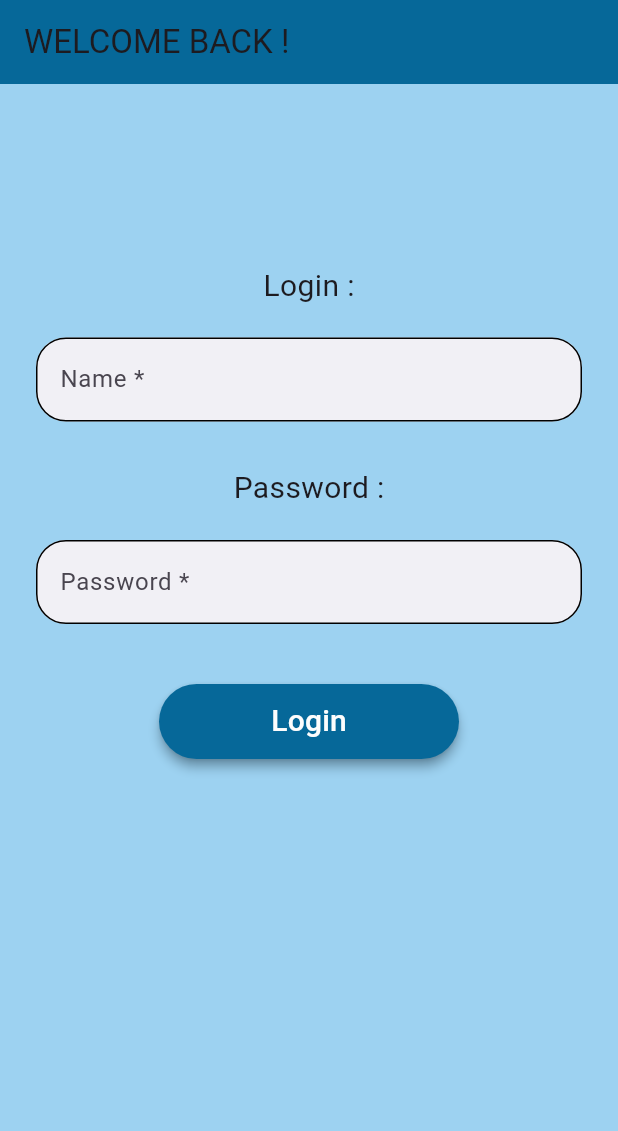
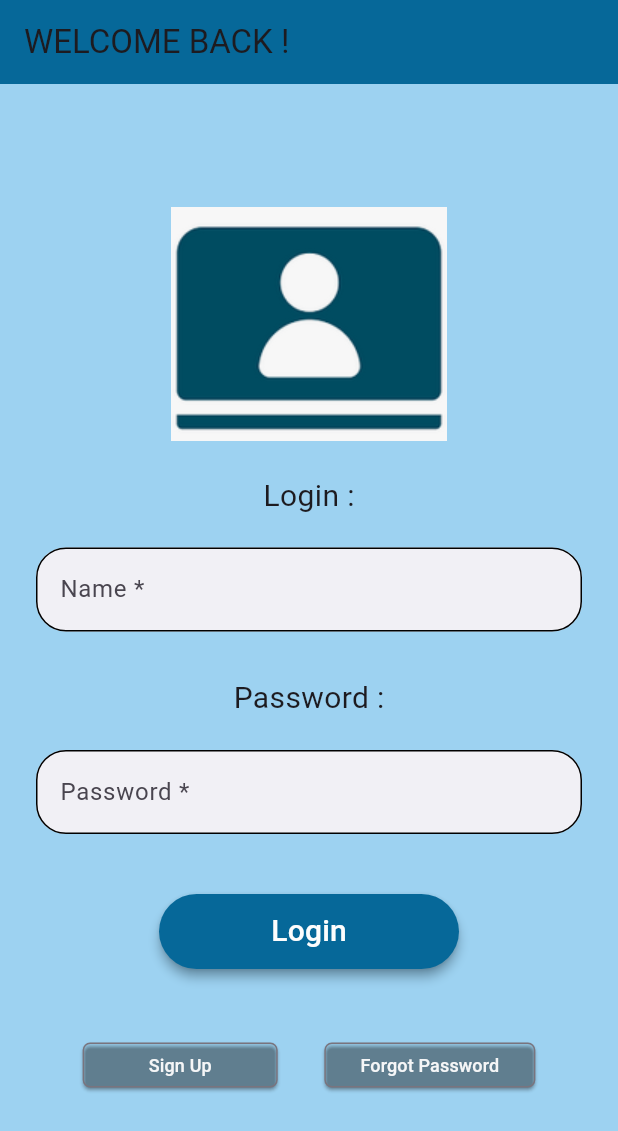
Before and after one commit to jockocla10/flutterpjx_frmlogin, a Flutter app: the screen it shows after launch, on a phone screen of 412 x 824 dp. Shown: the top 1131 px of the screen. Run offline on Flutter 3.47's test engine with Material 3 defaults, Android fonts, the phone set to English and light mode, and no system bars.

```diff
--- a/lib/main.dart
+++ b/lib/main.dart
@@ -1,6 +1,7 @@
 import 'package:flutter/material.dart';
-import 'package:jmpjx001g/pages/MyHomepage.dart';
-import 'package:jmpjx001g/pages/frmLogin.dart';
+//import 'package:jmpjx001g/pages/MyHomepage.dart';
+
+import 'package:jmpjx001g/pages/frm_login02.dart';
 
 void main() {
   runApp(const MyApp());
@@ -17,7 +18,7 @@ class MyApp extends StatelessWidget {
       theme: ThemeData(
         colorScheme: ColorScheme.fromSeed(seedColor: Colors.deepPurple),
       ),
-      home: const MyWidget(title: 'LOGIN'),
+      home: const MyWidget02(title: 'LOGIN'),
     );
   }
 }
--- a/lib/pages/MyHomePage.dart
+++ b/lib/pages/MyHomePage.dart
@@ -1,3 +1,4 @@
+// ignore: file_names
 import 'package:flutter/material.dart';
 
 class MyHomePage extends StatefulWidget {
--- a/lib/pages/frmLogin.dart
+++ b/lib/pages/frm_login02.dart
@@ -1,19 +1,47 @@
 // ignore: file_names
-import 'package:flutter/material.dart';
-
+import 'package:flutter/material.dart'
+    show
+        AppBar,
+        BorderRadius,
+        BorderSide,
+        BuildContext,
+        Center,
+        Color,
+        Column,
+        EdgeInsets,
+        ElevatedButton,
+        Image,
+        InputDecoration,
+        MaterialApp,
+        OutlineInputBorder,
+        OutlinedButton,
+        Padding,
+        RoundedRectangleBorder,
+        Scaffold,
+        SizedBox,
+        State,
+        StatefulWidget,
+        Text,
+        TextAlign,
+        TextFormField,
+        TextStyle,
+        Widget;
+// ignore: implementation_imports
 import 'package:flutter/src/widgets/basic.dart';
 
-class MyWidget extends StatefulWidget {
-  const MyWidget({Key? key, required String title}) : super(key: key);
+class MyWidget02 extends StatefulWidget {
+  const MyWidget02({super.key, required String title});
 
   @override
-  State<MyWidget> createState() => _MyWidgetState();
+  State<MyWidget02> createState() => _MyWidgetState02();
 }
 
-class _MyWidgetState extends State<MyWidget> {
+class _MyWidgetState02 extends State<MyWidget02> {
   get child => null;
 
   get text => null;
+
+  get onPressed => null;
 
   @override
   Widget build(BuildContext context) {
@@ -25,10 +53,11 @@ class _MyWidgetState extends State<MyWidget> {
           backgroundColor: const Color.fromARGB(255, 6, 104, 153),
         ),
         body: Padding(
-          padding: const EdgeInsets.only(top: 120, left: 24, right: 24),
+          padding: const EdgeInsets.only(top: 60, left: 24, right: 24),
           child: Center(
             child: Column(
               children: [
+                Image.asset("assets/login.png", height: 200, width: 200),
                 const Text(
                   'Login :',
                   style: TextStyle(fontSize: 20),
@@ -64,7 +93,6 @@ class _MyWidgetState extends State<MyWidget> {
                 Column(
                   children: [
                     TextFormField(
-                      obscureText: true,
                       decoration: InputDecoration(
                         fillColor: const Color(0xffF1F0F5),
                         filled: true,
@@ -96,6 +124,54 @@ class _MyWidgetState extends State<MyWidget> {
                   onPressed: () {},
                   child: const Text('Login', style: TextStyle(fontSize: 20)),
                 ),
+                const SizedBox(height: 40, width: 300),
+                Row(
+                  mainAxisAlignment: MainAxisAlignment.spaceEvenly,
+                  children: [
+                    OutlinedButton(
+                      style: OutlinedButton.styleFrom(
+                        foregroundColor: const Color.fromARGB(
+                          255,
+                          245,
+                          246,
+                          247,
+                        ),
+                        shadowColor: const Color.fromARGB(255, 47, 47, 48),
+                        elevation: 1,
+                        shape: RoundedRectangleBorder(
+                          borderRadius: BorderRadius.circular(5.0),
+                        ),
+                        minimumSize: const Size(130, 30),
+                      ),
+                      onPressed: () {},
+                      child: const Text(
+                        'Sign Up',
+                        style: TextStyle(fontSize: 12),
+                      ),
+                    ),
+                    OutlinedButton(
+                      style: OutlinedButton.styleFrom(
+                        foregroundColor: const Color.fromARGB(
+                          255,
+                          245,
+                          246,
+                          247,
+                        ),
+                        shadowColor: const Color.fromARGB(255, 47, 47, 48),
+                        elevation: 1,
+                        shape: RoundedRectangleBorder(
+                          borderRadius: BorderRadius.circular(5.0),
+                        ),
+                        minimumSize: const Size(130, 30),
+                      ),
+                      onPressed: () {},
+                      child: const Text(
+                        'Forgot Password',
+                        style: TextStyle(fontSize: 12),
+                      ),
+                    ),
+                  ],
+                ),
               ],
             ),
           ),
@@ -111,5 +187,3 @@ class _MyWidgetState extends State<MyWidget> {
 class LinkableElement {
   get url => null;
 }
-
-class color_of_choice {}
--- a/pubspec.yaml
+++ b/pubspec.yaml
@@ -58,8 +58,8 @@ flutter:
   uses-material-design: true
 
   # To add assets to your application, add an assets section, like this:
-  # assets:
-  #   - images/a_dot_burr.jpeg
+  assets:
+    - assets/login.png
   #   - images/a_dot_ham.jpeg
 
   # An image asset can refer to one or more resolution-specific "variants", see
```
Also changed, not shown: assets/login.png (added).
